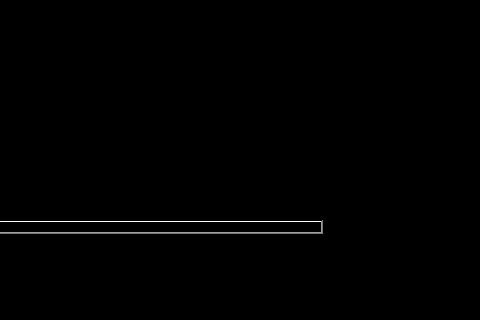
This is orders.ui in acmpesuecc/GrowPal as Qt 5 draws it before an edit; both pictures show x 689 to 1169 and y 338 to 658 of the 1284 by 658 pixel window. The edited form follows.
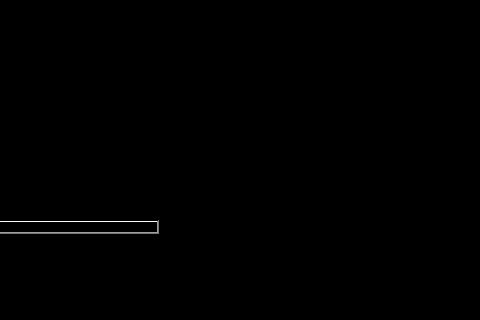
This is the edited form. Icons and pictures are not drawn.

Commit message: Added full support for Item ID and Order ID

```diff
--- a/orders.ui
+++ b/orders.ui
@@ -103,6 +103,11 @@
       <attribute name="horizontalHeaderStretchLastSection">
        <bool>true</bool>
       </attribute>
+      <column>
+       <property name="text">
+        <string>order_id</string>
+       </property>
+      </column>
       <column>
        <property name="text">
         <string>Cancel</string>
```
The commit also changes 3 other files.
